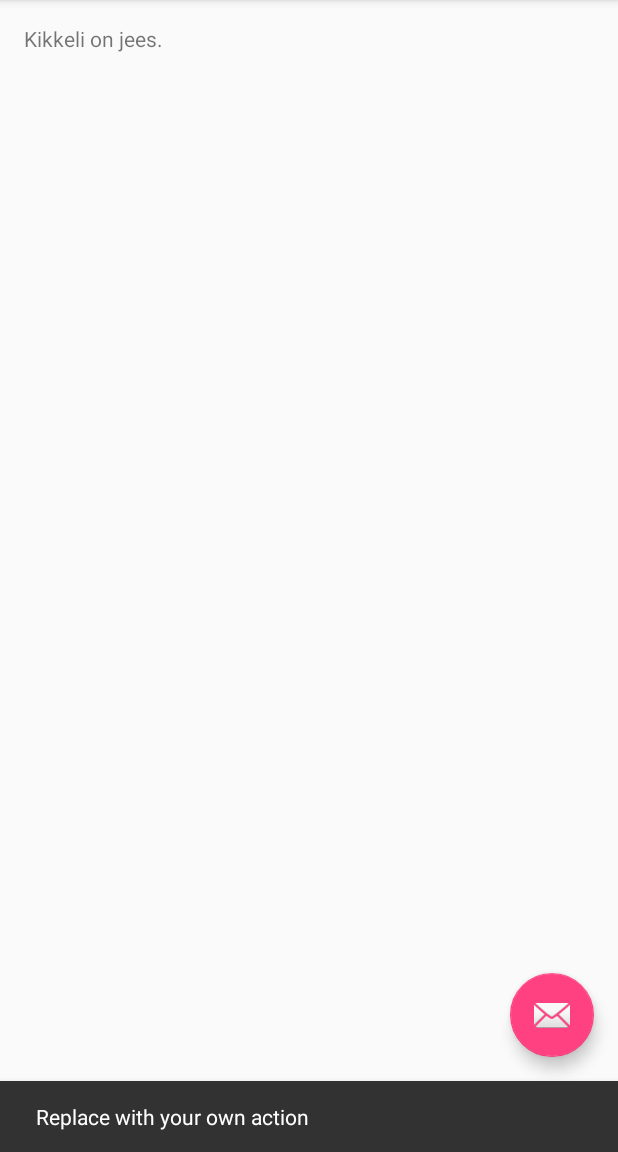
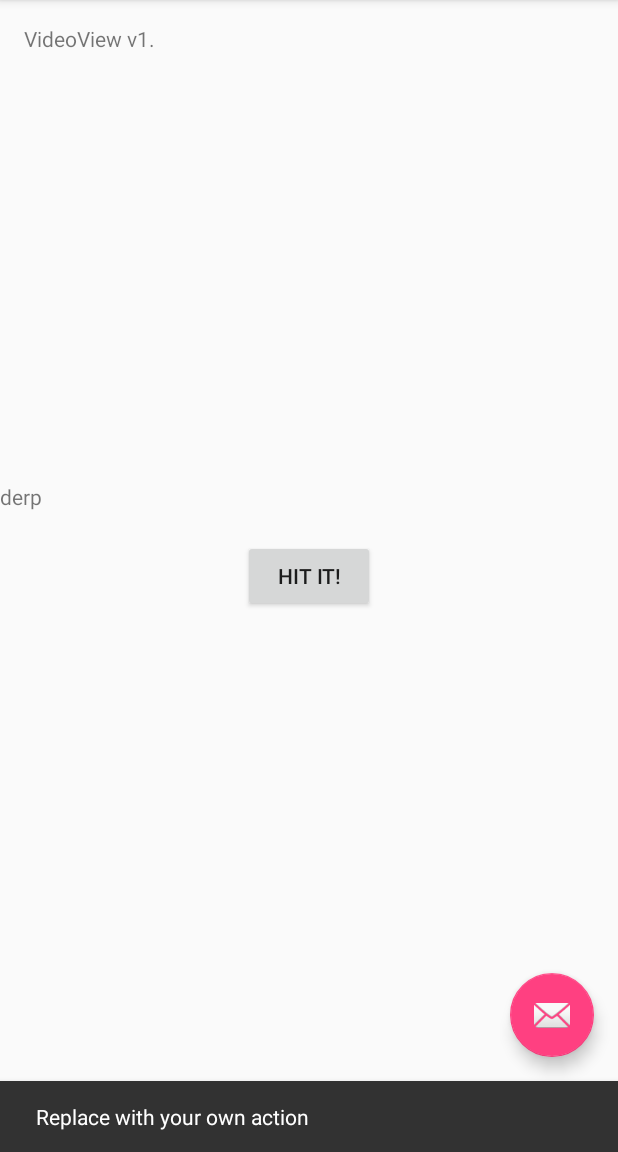
Before and after one commit to IOvirta/iot_seminaari_standi_2017, an Android app: the screen it shows after launch (MainActivity), after a tap on an icon or button, on a phone screen of 412 x 824 dp, the part 84-1236 px from its top. Run offline under Robolectric (Android 15) with nearby library versions, the phone set to English and light mode, and no system bars.

Commit message:
Lisätty Activity videon toistoa varten

```diff
--- a/app/build.gradle
+++ b/app/build.gradle
@@ -5,7 +5,7 @@ android {
     buildToolsVersion "25.0.2"
     defaultConfig {
         applicationId "com.iovirta.iot_kamera_sovellus"
-        minSdkVersion 15
+        minSdkVersion 16
         targetSdkVersion 25
         versionCode 1
         versionName "1.0"
--- a/app/src/main/java/com/iovirta/iot_kamera_sovellus/MainActivity.java
+++ b/app/src/main/java/com/iovirta/iot_kamera_sovellus/MainActivity.java
@@ -1,15 +1,27 @@
 package com.iovirta.iot_kamera_sovellus;
 
+import android.content.Intent;
 import android.os.Bundle;
 import android.support.design.widget.FloatingActionButton;
 import android.support.design.widget.Snackbar;
 import android.support.v7.app.AppCompatActivity;
 import android.support.v7.widget.Toolbar;
+import android.util.Log;
+import android.util.LogPrinter;
 import android.view.View;
 import android.view.Menu;
 import android.view.MenuItem;
+import android.widget.EditText;
+import android.widget.TextView;
+
+import com.google.firebase.iid.FirebaseInstanceIdService;
+
 
 public class MainActivity extends AppCompatActivity {
+
+
+    public final static String EXTRA_MESSAGE = "com.iovirta.iot_kamera_sovellus.MESSAGE";
+
 
     @Override
     protected void onCreate(Bundle savedInstanceState) {
@@ -26,6 +38,27 @@ public class MainActivity extends AppCompatActivity {
                         .setAction("Action", null).show();
             }
         });
+
+        SetText("derp");
+        Log.i("derp",  "daaa___");
+
+    }
+
+    /** Called when the user clicks the Send button */
+    public void sendMessage(View view) {
+        Intent intent = new Intent(this, VideShow.class);
+        TextView editText = (TextView) findViewById(R.id.teksti);
+        String message = editText.getText().toString();
+        intent.putExtra(EXTRA_MESSAGE, message);
+        startActivity(intent);
+
+    }
+
+
+
+    public void SetText(String st){
+        TextView view = (TextView)findViewById(R.id.teksti);
+        view.setText(st);
     }
 
     @Override
--- a/app/src/main/java/com/iovirta/iot_kamera_sovellus/MyFirebaseInstanceIDService.java
+++ b/app/src/main/java/com/iovirta/iot_kamera_sovellus/MyFirebaseInstanceIDService.java
@@ -17,6 +17,8 @@
 package com.iovirta.iot_kamera_sovellus;
 
 import android.util.Log;
+import android.view.ViewGroup;
+import android.widget.TextView;
 
 import com.google.firebase.iid.FirebaseInstanceId;
 import com.google.firebase.iid.FirebaseInstanceIdService;
@@ -37,7 +39,11 @@ public class MyFirebaseInstanceIDService extends FirebaseInstanceIdService {
         // Get updated InstanceID token.
         String refreshedToken = FirebaseInstanceId.getInstance().getToken();
         Log.d(TAG, "Refreshed token: " + refreshedToken);
+        Log.println(Log.DEBUG, "durr",  refreshedToken);
+        Log.println(Log.DEBUG, "durr",  "derpaherp");
 
+        MainActivity mActivity = new MainActivity();
+        mActivity.SetText(refreshedToken);
         // If you want to send messages to this application instance or
         // manage this apps subscriptions on the server side, send the
         // Instance ID token to your app server.
--- a/app/src/main/res/layout/activity_main.xml
+++ b/app/src/main/res/layout/activity_main.xml
@@ -21,7 +21,8 @@
 
     </android.support.design.widget.AppBarLayout>
 
-    <include layout="@layout/content_main" />
+    <include layout="@layout/content_main"
+        android:id="@+id/include" />
 
     <android.support.design.widget.FloatingActionButton
         android:id="@+id/fab"
@@ -31,4 +32,25 @@
         android:layout_margin="@dimen/fab_margin"
         app:srcCompat="@android:drawable/ic_dialog_email" />
 
+    <TextView
+        android:text="TextView"
+        android:layout_width="120dp"
+        android:layout_height="125dp"
+        android:id="@+id/teksti"
+        tools:text="fdgsfsfsdf"
+        app:layout_anchor="@+id/include"
+        app:layout_anchorGravity="center_vertical|left"
+        android:layout_gravity="center_vertical|right" />
+
+    <Button
+        android:layout_width="wrap_content"
+        android:layout_height="wrap_content"
+        android:text="@string/button_send"
+        android:onClick="sendMessage"
+        app:layout_anchor="@+id/include"
+        android:id="@+id/button2"
+        app:layout_anchorGravity="center_vertical|center_horizontal"
+        android:layout_gravity="center_vertical|center_horizontal" />
+
+
 </android.support.design.widget.CoordinatorLayout>
--- a/app/src/main/res/layout/content_main.xml
+++ b/app/src/main/res/layout/content_main.xml
@@ -16,5 +16,5 @@
     <TextView
         android:layout_width="wrap_content"
         android:layout_height="wrap_content"
-        android:text="Kikkeli on jees." />
+        android:text="VideoView v1." />
 </RelativeLayout>
--- a/app/src/main/res/values/strings.xml
+++ b/app/src/main/res/values/strings.xml
@@ -1,4 +1,5 @@
 <resources>
     <string name="app_name">iot_kamera_sovellus</string>
     <string name="action_settings">Settings</string>
+    <string name="button_send">HIT IT!</string>
 </resources>
```
Also changed, not shown: app/src/main/AndroidManifest.xml (+17 -10 lines), app/src/main/java/com/iovirta/iot_kamera_sovellus/MyFirebaseMessagingService.java (+7 -0 lines), app/src/main/java/com/iovirta/iot_kamera_sovellus/VideShow.java (+16 -0 lines), 1 other file.
